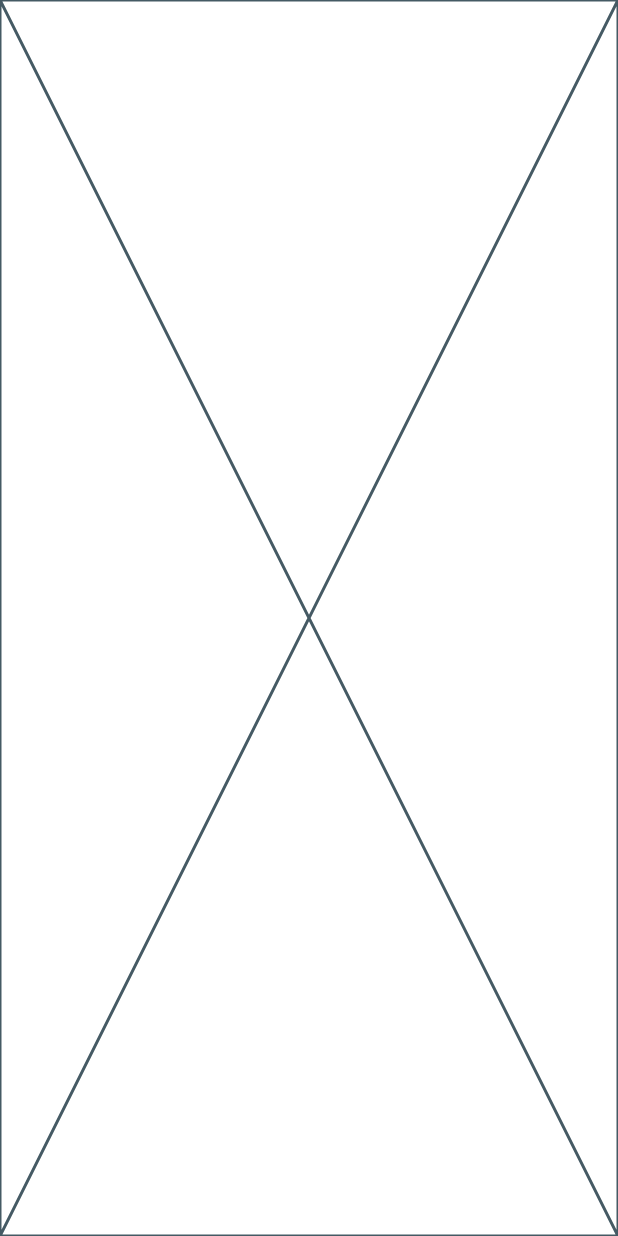
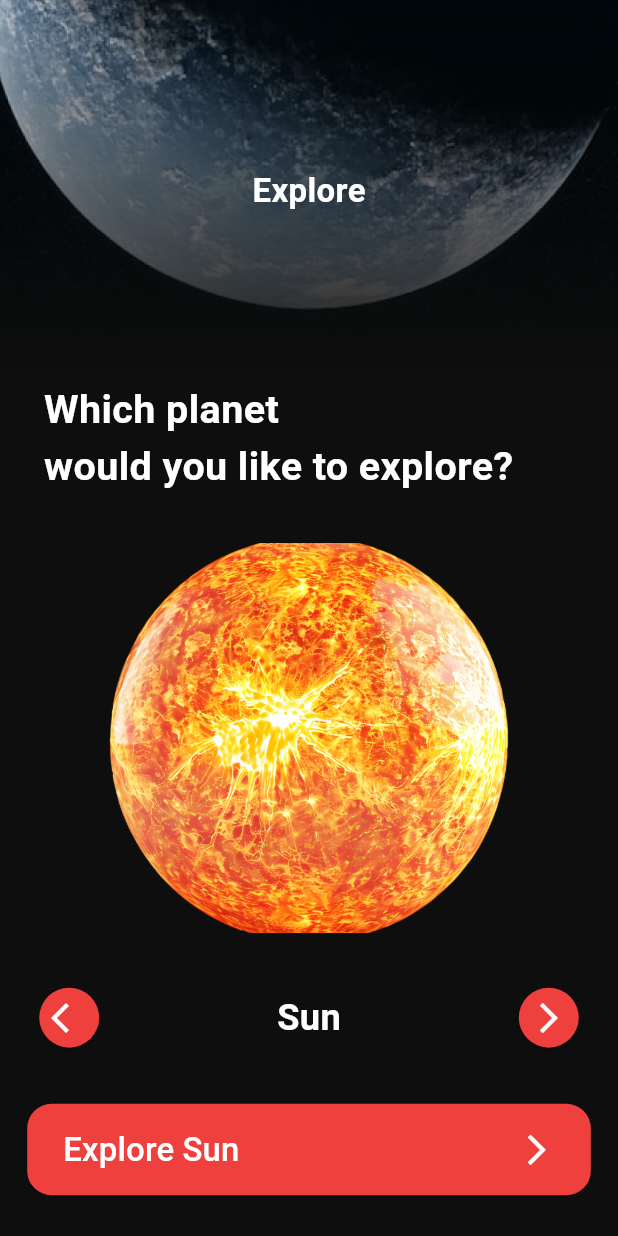
Before and after one commit to AbdQ4/space_app, a Flutter app: the screen it shows after launch, after a tap on "Explore", on a phone screen of 412 x 824 dp. Run offline on Flutter 3.47's test engine with Material 3 defaults, Android fonts, the light colour scheme and no system bars; our stand-ins replace flutter_screenutil.

Commit message:
finish home_page & PlanetModel

```diff
--- /dev/null
+++ b/lib/controller/planet_selector.dart
@@ -0,0 +1,27 @@
+import 'package:flutter/material.dart';
+import 'package:space_app/model/planet_model.dart';
+
+class PlanetSelector extends ChangeNotifier {
+  int _selectedIndex = 0;
+
+  int get selectedIndex => _selectedIndex;
+
+  void selectPlanet(int index) {
+    _selectedIndex = index;
+    notifyListeners();
+  }
+
+  void nextPlanet(int index) {
+    if (selectedIndex < PlanetModel.planets.length - 1) {
+      _selectedIndex++;
+      notifyListeners();
+    }
+  }
+
+  void previosPlanet(int index) {
+    if (_selectedIndex > 0) {
+      _selectedIndex--;
+      notifyListeners();
+    }
+  }
+}
--- a/lib/core/routes_manager.dart
+++ b/lib/core/routes_manager.dart
@@ -6,7 +6,7 @@ import 'package:space_app/view/intro_screen.dart';
 class RoutesManager {
   static Map<String, Widget Function(BuildContext)> appRoutes = {
     '/': (context) => IntroScreen(),
-    HomeScreen.routeName: (context) => const HomeScreen(),
-    DetailsScreen.routeName: (context) => const DetailsScreen(),
+    HomeScreen.routeName: (context) => HomeScreen(),
+    DetailsScreen.routeName: (context) => DetailsScreen(),
   };
 }
--- a/lib/main.dart
+++ b/lib/main.dart
@@ -1,6 +1,13 @@
 import 'package:flutter/material.dart';
+import 'package:provider/provider.dart';
+import 'package:space_app/controller/planet_selector.dart';
 import 'package:space_app/space_app.dart';
 
 void main() {
-  runApp(const SpaceApp());
+  runApp(
+    ChangeNotifierProvider(
+      create: (_) => PlanetSelector(),
+      child: const SpaceApp(),
+    ),
+  );
 }
--- /dev/null
+++ b/lib/model/planet_model.dart
@@ -0,0 +1,177 @@
+import 'package:space_app/core/assets_manager.dart';
+
+class PlanetModel {
+  final String planetName;
+  final String title;
+  final String about;
+  final double distanceFromSun;
+  final double lenghtOfDay;
+  final double orbitalPeriod;
+  final double radius;
+  final String mass;
+  final double gravity;
+  final String surfaceArea;
+  final String imagePath;
+  final String modelPath;
+
+  PlanetModel({
+    required this.planetName,
+    required this.title,
+    required this.about,
+    required this.distanceFromSun,
+    required this.lenghtOfDay,
+    required this.orbitalPeriod,
+    required this.radius,
+    required this.mass,
+    required this.gravity,
+    required this.surfaceArea,
+    required this.imagePath,
+    required this.modelPath,
+  });
+
+  static final List<PlanetModel> planets = [
+    PlanetModel(
+      planetName: "Sun",
+      title: "The Sun: Our Solar System's Star",
+      about:
+          "The Sun is the heart of our solar system — a giant sphere of glowing plasma that provides heat, light, and life to Earth. Its powerful gravity holds all planets in orbit, while nuclear fusion at its core releases enormous energy every second.",
+      distanceFromSun: 0,
+      lenghtOfDay: 0,
+      orbitalPeriod: 0,
+      radius: 695700,
+      mass: "1.989 × 10³⁰",
+      gravity: 274,
+      surfaceArea: "6.09 × 10¹²",
+      imagePath: AssetsManager.sun,
+      modelPath: AssetsManager.sunModel,
+    ),
+
+    PlanetModel(
+      planetName: "Mercury",
+      title: "Mercury: The Swiftest Planet",
+      about:
+          "Mercury is the closest planet to the Sun and the smallest in our solar system. It races around the Sun faster than any other planet, completing an orbit in just 88 days. Its surface is covered with craters, much like Earth's Moon.",
+      distanceFromSun: 57909227,
+      lenghtOfDay: 1407.6,
+      orbitalPeriod: 0.24,
+      radius: 2439.7,
+      mass: "3.301 × 10²³",
+      gravity: 3.7,
+      surfaceArea: "7.48 × 10⁷",
+      imagePath: AssetsManager.mercury,
+      modelPath: AssetsManager.mercuryModel,
+    ),
+
+    PlanetModel(
+      planetName: "Venus",
+      title: "Venus: Earth’s Toxic Twin",
+      about:
+          "Venus is nearly the same size as Earth but covered in thick clouds of sulfuric acid and a dense carbon dioxide atmosphere. It traps heat in a runaway greenhouse effect, making it the hottest planet in our solar system.",
+      distanceFromSun: 108209475,
+      lenghtOfDay: 5832.5,
+      orbitalPeriod: 0.62,
+      radius: 6051.8,
+      mass: "4.867 × 10²⁴",
+      gravity: 8.87,
+      surfaceArea: "4.6 × 10⁸",
+      imagePath: AssetsManager.venus,
+      modelPath: AssetsManager.venusModel,
+    ),
+
+    PlanetModel(
+      planetName: "Earth",
+      title: "Earth: Our Home Planet",
+      about:
+          "Earth is the only known planet to support life, with vast oceans, diverse climates, and a protective atmosphere. Its magnetic field shields it from harmful solar radiation while the Moon stabilizes its rotation.",
+      distanceFromSun: 149598262,
+      lenghtOfDay: 24,
+      orbitalPeriod: 1.0,
+      radius: 6371,
+      mass: "5.972 × 10²⁴",
+      gravity: 9.8,
+      surfaceArea: "5.1 × 10⁸",
+      imagePath: AssetsManager.earth,
+      modelPath: AssetsManager.earthModel,
+    ),
+
+    PlanetModel(
+      planetName: "Mars",
+      title: "Mars: The Red Planet",
+      about:
+          "Mars is a cold, desert world with iron-rich soil giving it a reddish color. It has the largest volcano and canyon in the solar system, and evidence suggests it once had liquid water on its surface.",
+      distanceFromSun: 227943824,
+      lenghtOfDay: 24.6,
+      orbitalPeriod: 1.88,
+      radius: 3389.5,
+      mass: "6.417 × 10²³",
+      gravity: 3.71,
+      surfaceArea: "1.45 × 10⁸",
+      imagePath: AssetsManager.mars,
+      modelPath: AssetsManager.marsModel,
+    ),
+
+    PlanetModel(
+      planetName: "Jupiter",
+      title: "Jupiter: The Gas Giant",
+      about:
+          "Jupiter is the largest planet, a gas giant with swirling clouds and the Great Red Spot — a storm larger than Earth that has raged for centuries. It has more than 90 moons and immense magnetic fields.",
+      distanceFromSun: 778340821,
+      lenghtOfDay: 9.9,
+      orbitalPeriod: 11.86,
+      radius: 69911,
+      mass: "1.898 × 10²⁷",
+      gravity: 24.79,
+      surfaceArea: "6.14 × 10¹⁰",
+      imagePath: AssetsManager.jupiter,
+      modelPath: AssetsManager.jupiterModel,
+    ),
+
+    PlanetModel(
+      planetName: "Saturn",
+      title: "Saturn: The Ringed Wonder",
+      about:
+          "Saturn is famous for its beautiful rings made of ice and rock. It’s a massive gas giant with strong winds and dozens of moons — including Titan, which has a thick atmosphere and lakes of liquid methane.",
+      distanceFromSun: 1426666422,
+      lenghtOfDay: 10.7,
+      orbitalPeriod: 29.46,
+      radius: 58232,
+      mass: "5.683 × 10²⁶",
+      gravity: 10.44,
+      surfaceArea: "4.27 × 10¹⁰",
+      imagePath: AssetsManager.saturn,
+      modelPath: AssetsManager.saturnModel,
+    ),
+
+    PlanetModel(
+      planetName: "Uranus",
+      title: "Uranus: The Sideways Planet",
+      about:
+          "Uranus rotates on its side, making its seasons last over 20 years each. It has a pale blue-green color due to methane gas in its atmosphere and is one of the coldest planets in the solar system.",
+      distanceFromSun: 2870658186,
+      lenghtOfDay: 17.2,
+      orbitalPeriod: 84.01,
+      radius: 25362,
+      mass: "8.681 × 10²⁵",
+      gravity: 8.69,
+      surfaceArea: "8.1 × 10⁹",
+      imagePath: AssetsManager.uranus,
+      modelPath: AssetsManager.uranusModel,
+    ),
+
+    PlanetModel(
+      planetName: "Neptune",
+      title: "Neptune: The Windy Giant",
+      about:
+          "Neptune is the farthest planet from the Sun, with deep blue clouds and the strongest winds in the solar system. Its storms can reach speeds over 2,000 km/h, and it has faint rings and 14 known moons.",
+      distanceFromSun: 4498396441,
+      lenghtOfDay: 16.1,
+      orbitalPeriod: 164.8,
+      radius: 24622,
+      mass: "1.024 × 10²⁶",
+      gravity: 11.15,
+      surfaceArea: "7.6 × 10⁹",
+      imagePath: AssetsManager.neptune,
+      modelPath: AssetsManager.neptuneModel,
+    ),
+  ];
+}
--- a/lib/view/home_screen.dart
+++ b/lib/view/home_screen.dart
@@ -1,12 +1,171 @@
 import 'package:flutter/material.dart';
+import 'package:flutter_screenutil/flutter_screenutil.dart';
+import 'package:provider/provider.dart';
+import 'package:space_app/controller/planet_selector.dart';
+import 'package:space_app/core/assets_manager.dart';
+import 'package:space_app/core/colors_manager.dart';
+import 'package:space_app/model/planet_model.dart';
+import 'package:space_app/view/details_screen.dart';
+import 'package:space_app/widgets/change_planet_button.dart';
+import 'package:space_app/widgets/custom_elevated_button.dart';
 
-class HomeScreen extends StatelessWidget {
-  const HomeScreen({super.key});
-
+class HomeScreen extends StatefulWidget {
+  HomeScreen({super.key});
   static const String routeName = '/home';
 
   @override
+  State<HomeScreen> createState() => _HomeScreenState();
+}
+
+class _HomeScreenState extends State<HomeScreen> {
+  late PageController _pageController;
+
+  @override
+  void initState() {
+    super.initState();
+    final selector = Provider.of<PlanetSelector>(context, listen: false);
+    _pageController = PageController(initialPage: selector.selectedIndex);
+  }
+
+  @override
+  void dispose() {
+    _pageController.dispose();
+    super.dispose();
+  }
+
+  @override
   Widget build(BuildContext context) {
-    return const Placeholder();
+    final planetSelector = Provider.of<PlanetSelector>(context);
+
+    return Scaffold(
+      body: Column(
+        children: [
+          // --- HEADER ---
+          SizedBox(
+            height: 250.h,
+            width: double.infinity,
+            child: Stack(
+              fit: StackFit.expand,
+              children: [
+                Image.asset(AssetsManager.appBarBackground, fit: BoxFit.cover),
+                Container(
+                  decoration: BoxDecoration(
+                    gradient: LinearGradient(
+                      colors: [
+                        ColorsManager.black.withOpacity(1),
+                        Colors.transparent,
+                      ],
+                      begin: Alignment.bottomCenter,
+                      end: Alignment.topCenter,
+                    ),
+                  ),
+                ),
+                Center(
+                  child: Text(
+                    "Explore",
+                    style: TextStyle(
+                      color: ColorsManager.white,
+                      fontSize: 20.sp,
+                      fontWeight: FontWeight.bold,
+                    ),
+                  ),
+                ),
+              ],
+            ),
+          ),
+          Padding(
+            padding: REdgeInsets.only(right: 40),
+            child: Text(
+              "Which planet\nwould you like to explore?",
+              style: TextStyle(
+                color: ColorsManager.white,
+                fontSize: 24.sp,
+                fontWeight: FontWeight.bold,
+              ),
+            ),
+          ),
+          SizedBox(height: 20.h),
+
+          // --- PLANET SWIPE SECTION ---
+          SizedBox(
+            height: 280.h,
+            width: 300.w,
+            child: PageView.builder(
+              controller: _pageController,
+              itemCount: PlanetModel.planets.length,
+              onPageChanged: (index) {
+                planetSelector.selectPlanet(index);
+              },
+              itemBuilder: (context, index) {
+                final planet = PlanetModel.planets[index];
+                return AnimatedContainer(
+                  duration: const Duration(milliseconds: 300),
+                  margin: REdgeInsets.symmetric(horizontal: 10),
+                  padding: REdgeInsets.all(12),
+
+                  child: Image.asset(planet.imagePath, fit: BoxFit.cover),
+                );
+              },
+            ),
+          ),
+
+          SizedBox(height: 20.h),
+
+          // --- PLANET NAME ---
+          Padding(
+            padding: REdgeInsets.symmetric(horizontal: 10),
+            child: Row(
+              mainAxisAlignment: MainAxisAlignment.spaceBetween,
+              children: [
+                ChangePlanetButton(
+                  icon: Icons.arrow_back_ios,
+                  onPressed: () {
+                    if (planetSelector.selectedIndex > 0) {
+                      _pageController.previousPage(
+                        duration: const Duration(milliseconds: 300),
+                        curve: Curves.easeInOut,
+                      );
+                    }
+                  },
+                ),
+                Text(
+                  PlanetModel.planets[planetSelector.selectedIndex].planetName,
+                  style: TextStyle(
+                    color: ColorsManager.white,
+                    fontSize: 22.sp,
+                    fontWeight: FontWeight.bold,
+                  ),
+                ),
+                ChangePlanetButton(
+                  icon: Icons.arrow_forward_ios,
+                  onPressed: () {
+                    if (planetSelector.selectedIndex <
+                        PlanetModel.planets.length - 1) {
+                      _pageController.nextPage(
+                        duration: const Duration(milliseconds: 300),
+                        curve: Curves.easeInOut,
+                      );
+                    }
+                  },
+                ),
+              ],
+            ),
+          ),
+
+          // --- EXPLORE BUTTON ---
+          Padding(
+            padding: REdgeInsets.symmetric(horizontal: 10, vertical: 33),
+            child: CustomElevatedButton(
+              title: "Explore",
+              onPressed: () {
+                Navigator.pushNamed(context, DetailsScreen.routeName);
+              },
+              subTitle:
+                  PlanetModel.planets[planetSelector.selectedIndex].planetName,
+            ),
+          ),
+        ],
+      ),
+    );
   }
 }
--- /dev/null
+++ b/lib/widgets/change_planet_button.dart
@@ -0,0 +1,27 @@
+import 'package:flutter/material.dart';
+import 'package:space_app/core/colors_manager.dart';
+
+class ChangePlanetButton extends StatelessWidget {
+  const ChangePlanetButton({
+    super.key,
+    required this.icon,
+    required this.onPressed,
+  });
+
+  final IconData icon;
+  final VoidCallback onPressed;
+
+  @override
+  Widget build(BuildContext context) {
+    return ElevatedButton(
+      style: ElevatedButton.styleFrom(
+        backgroundColor: ColorsManager.red,
+        foregroundColor: ColorsManager.white,
+        shape: CircleBorder(),
+        alignment: Alignment.center,
+      ),
+      onPressed: onPressed,
+      child: Icon(icon, size: 24),
+    );
+  }
+}
--- a/pubspec.yaml
+++ b/pubspec.yaml
@@ -35,6 +35,7 @@ dependencies:
   # Use with the CupertinoIcons class for iOS style icons.
   cupertino_icons: ^1.0.8
   flutter_screenutil: ^5.9.3
+  provider: ^6.1.5+1
 
 dev_dependencies:
   flutter_test:
```
Also changed, not shown: pubspec.lock.
